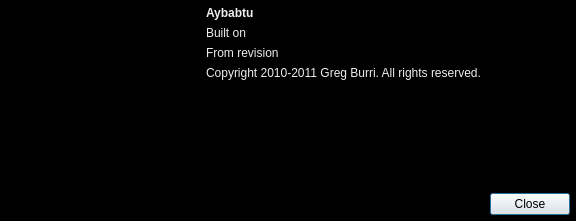
Ummon/D-LAN, file application/GUI/DialogAbout.ui: the form before one commit.
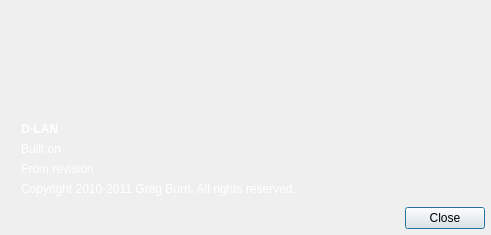
The form after the commit. Icons and pictures are not drawn.

Commit message: Change the name of the application: "Aybabtu" -> "D-LAN"

What changed in the file:
```diff
--- a/application/GUI/DialogAbout.ui
+++ b/application/GUI/DialogAbout.ui
@@ -9,8 +9,8 @@
    <rect>
     <x>0</x>
     <y>0</y>
-    <width>576</width>
-    <height>221</height>
+    <width>491</width>
+    <height>235</height>
    </rect>
   </property>
   <property name="palette">
@@ -19,59 +19,23 @@
      <colorrole role="WindowText">
       <brush brushstyle="SolidPattern">
        <color alpha="255">
-        <red>238</red>
-        <green>238</green>
-        <blue>238</blue>
-       </color>
-      </brush>
-     </colorrole>
-     <colorrole role="Base">
-      <brush brushstyle="SolidPattern">
-       <color alpha="255">
         <red>255</red>
         <green>255</green>
         <blue>255</blue>
        </color>
       </brush>
      </colorrole>
-     <colorrole role="Window">
-      <brush brushstyle="SolidPattern">
-       <color alpha="255">
-        <red>0</red>
-        <green>0</green>
-        <blue>0</blue>
-       </color>
-      </brush>
-     </colorrole>
     </active>
     <inactive>
      <colorrole role="WindowText">
       <brush brushstyle="SolidPattern">
        <color alpha="255">
-        <red>238</red>
-        <green>238</green>
-        <blue>238</blue>
-       </color>
-      </brush>
-     </colorrole>
-     <colorrole role="Base">
-      <brush brushstyle="SolidPattern">
-       <color alpha="255">
         <red>255</red>
         <green>255</green>
         <blue>255</blue>
        </color>
       </brush>
      </colorrole>
-     <colorrole role="Window">
-      <brush brushstyle="SolidPattern">
-       <color alpha="255">
-        <red>0</red>
-        <green>0</green>
-        <blue>0</blue>
-       </color>
-      </brush>
-     </colorrole>
     </inactive>
     <disabled>
      <colorrole role="WindowText">
@@ -83,24 +47,6 @@
        </color>
       </brush>
      </colorrole>
-     <colorrole role="Base">
-      <brush brushstyle="SolidPattern">
-       <color alpha="255">
-        <red>0</red>
-        <green>0</green>
-        <blue>0</blue>
-       </color>
-      </brush>
-     </colorrole>
-     <colorrole role="Window">
-      <brush brushstyle="SolidPattern">
-       <color alpha="255">
-        <red>0</red>
-        <green>0</green>
-        <blue>0</blue>
-       </color>
-      </brush>
-     </colorrole>
     </disabled>
    </palette>
   </property>
@@ -113,41 +59,13 @@
   <property name="modal">
    <bool>true</bool>
   </property>
-  <layout class="QHBoxLayout" name="horizontalLayout_2">
+  <layout class="QVBoxLayout" name="verticalLayout">
    <property name="spacing">
     <number>0</number>
    </property>
    <property name="margin">
     <number>0</number>
    </property>
-   <item>
-    <widget class="QLabel" name="lblLogo">
-     <property name="minimumSize">
-      <size>
-       <width>200</width>
-       <height>0</height>
-      </size>
-     </property>
-     <property name="maximumSize">
-      <size>
-       <width>200</width>
-       <height>16777215</height>
-      </size>
-     </property>
-     <property name="autoFillBackground">
-      <bool>false</bool>
-     </property>
-     <property name="text">
-      <string/>
-     </property>
-     <property name="pixmap">
-      <pixmap resource="ressources.qrc">:/icons/ressources/logo.png</pixmap>
-     </property>
-     <property name="alignment">
-      <set>Qt::AlignLeading|Qt::AlignLeft|Qt::AlignTop</set>
-     </property>
-    </widget>
-   </item>
    <item>
     <layout class="QVBoxLayout" name="layTexts">
      <property name="spacing">
@@ -156,6 +74,28 @@
      <property name="margin">
       <number>6</number>
      </property>
+     <item>
+      <widget class="QLabel" name="lblLogo">
+       <property name="minimumSize">
+        <size>
+         <width>0</width>
+         <height>110</height>
+        </size>
+       </property>
+       <property name="autoFillBackground">
+        <bool>false</bool>
+       </property>
+       <property name="text">
+        <string/>
+       </property>
+       <property name="pixmap">
+        <pixmap resource="ressources.qrc">:/icons/ressources/logo.png</pixmap>
+       </property>
+       <property name="alignment">
+        <set>Qt::AlignLeading|Qt::AlignLeft|Qt::AlignTop</set>
+       </property>
+      </widget>
+     </item>
      <item>
       <widget class="QLabel" name="lblTitle">
        <property name="font">
@@ -165,7 +105,10 @@
         </font>
        </property>
        <property name="text">
-        <string>Aybabtu</string>
+        <string>D-LAN</string>
+       </property>
+       <property name="indent">
+        <number>15</number>
        </property>
       </widget>
      </item>
@@ -174,6 +117,9 @@
        <property name="text">
         <string>Built on</string>
        </property>
+       <property name="indent">
+        <number>15</number>
+       </property>
       </widget>
      </item>
      <item>
@@ -181,6 +127,9 @@
        <property name="text">
         <string>From revision</string>
        </property>
+       <property name="indent">
+        <number>15</number>
+       </property>
       </widget>
      </item>
      <item>
@@ -188,6 +137,9 @@
        <property name="text">
         <string>Copyright 2010-2011 Greg Burri. All rights reserved.</string>
        </property>
+       <property name="indent">
+        <number>15</number>
+       </property>
       </widget>
      </item>
      <item>
```
The commit also changes 317 other files.
